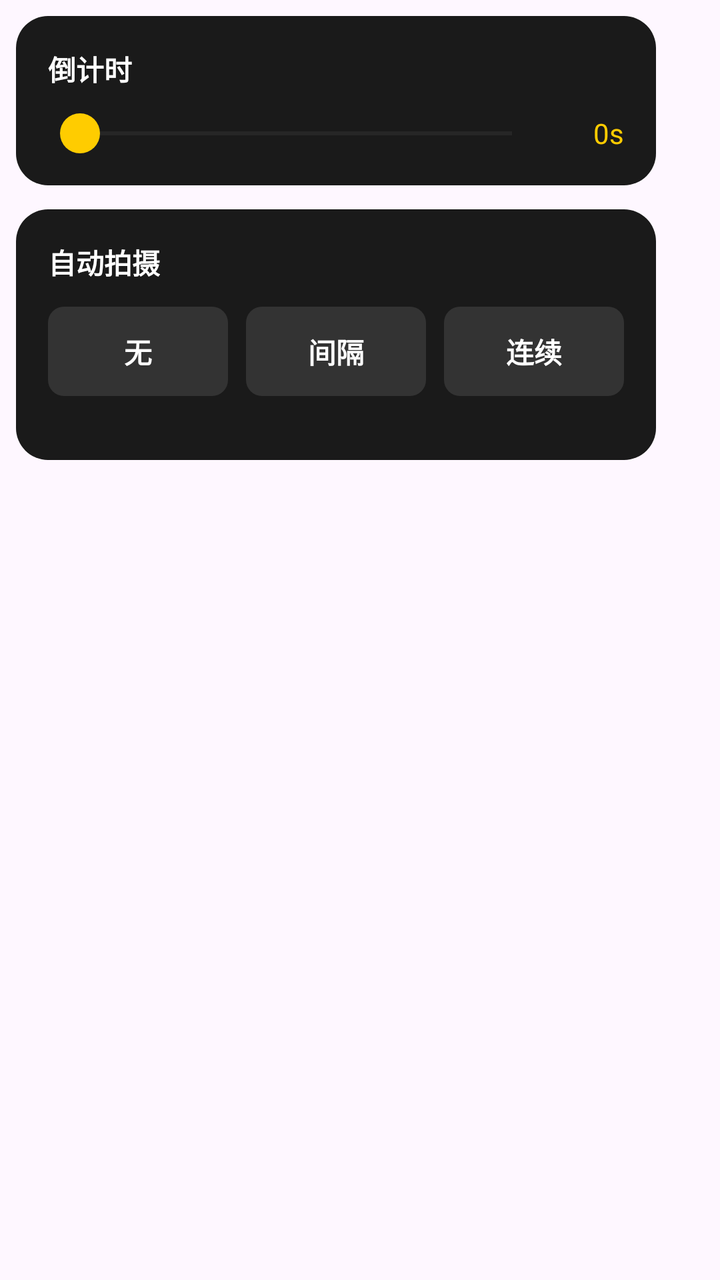
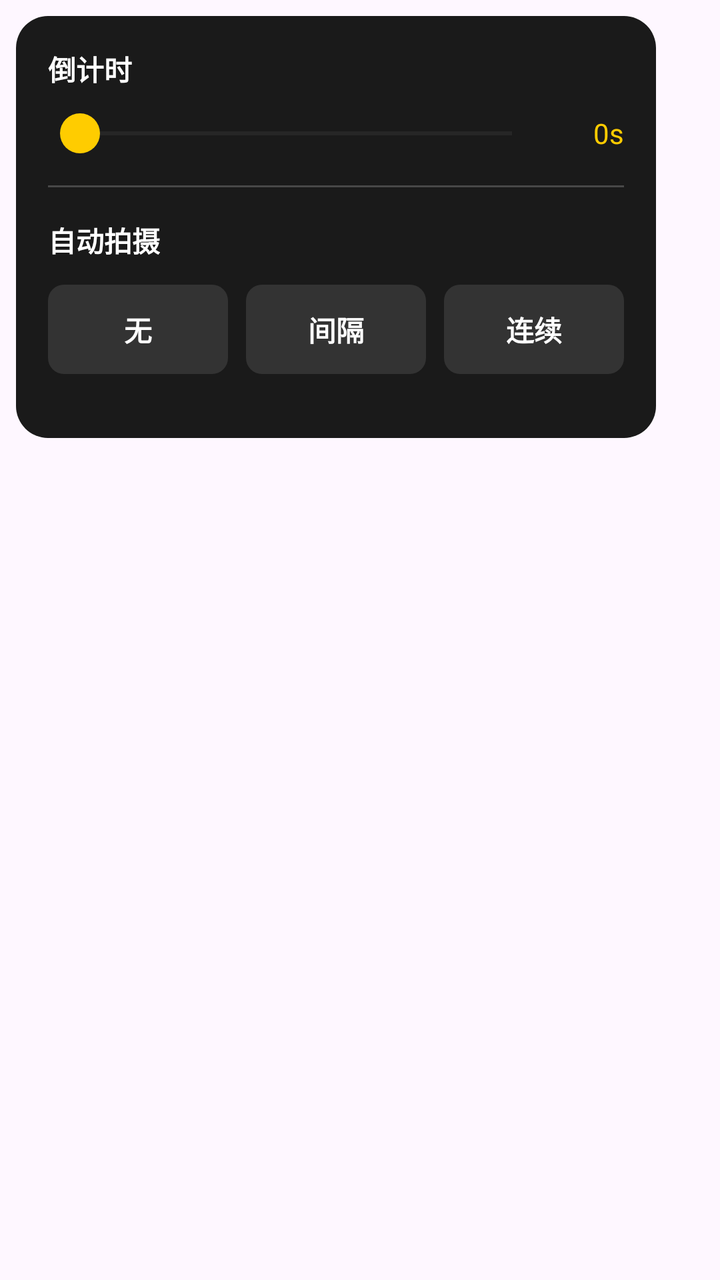

The first picture is an Android layout as it rendered before a commit; the second is the same layout after the commit. The layout source and the unified diff follow.
<!-- AndroidManifest.xml: application theme Theme.WCam -->
<!-- res/layout/layout_timer_panel.xml -->
<?xml version="1.0" encoding="utf-8"?>
<LinearLayout xmlns:android="http://schemas.android.com/apk/res/android"
    android:layout_width="wrap_content"
    android:layout_height="wrap_content"
    android:orientation="vertical"
    android:padding="8dp">

    
    <LinearLayout
        android:layout_width="320dp"
        android:layout_height="wrap_content"
        android:background="@drawable/bg_timer_card"
        android:orientation="vertical"
        android:padding="16dp"
        android:layout_marginBottom="12dp">

        <TextView
            android:layout_width="wrap_content"
            android:layout_height="wrap_content"
            android:text="倒计时"
            android:textColor="#FFFFFF"
            android:textSize="14sp"
            android:textStyle="bold"
            android:layout_marginBottom="12dp" />

        <LinearLayout
            android:layout_width="match_parent"
            android:layout_height="wrap_content"
            android:orientation="horizontal"
            android:gravity="center_vertical">
            <SeekBar
                android:id="@+id/seekbar_countdown"
                android:layout_width="0dp"
                android:layout_height="wrap_content"
                android:layout_weight="1"
                android:max="100"
                android:progress="0"
                android:splitTrack="false"
                android:thumb="@drawable/ic_timer_thumb"
                android:progressTint="#FFCC00"
                android:progressBackgroundTint="#33FFFFFF" />
            <TextView
                android:id="@+id/tv_countdown_val"
                android:layout_width="wrap_content"
                android:layout_height="wrap_content"
                android:text="0s"
                android:textColor="#FFCC00"
                android:textSize="14sp"
                android:minWidth="40dp"
                android:gravity="end" />
        </LinearLayout>
    </LinearLayout>

    
    <LinearLayout
        android:layout_width="320dp"
        android:layout_height="wrap_content"
        android:background="@drawable/bg_timer_card"
        android:orientation="vertical"
        android:padding="16dp">

        <TextView
            android:layout_width="wrap_content"
            android:layout_height="wrap_content"
            android:text="自动拍摄"
            android:textColor="#FFFFFF"
            android:textSize="14sp"
            android:textStyle="bold"
            android:layout_marginBottom="12dp" />

        <LinearLayout
            android:layout_width="match_parent"
            android:layout_height="wrap_content"
            android:orientation="horizontal"
            android:layout_marginBottom="16dp">
            <TextView
                android:id="@+id/seg_auto_none"
                android:layout_width="0dp"
                android:layout_height="wrap_content"
                android:layout_weight="1"
                android:background="@drawable/sl_settings_chip"
                android:text="无"
                android:textColor="@color/sl_settings_chip_text"
                android:gravity="center"
                android:paddingVertical="12dp"
                android:layout_marginEnd="6dp"
                android:clickable="true"
                android:textSize="14sp"
                android:textStyle="bold" />
            <TextView
                android:id="@+id/seg_auto_interval"
                android:layout_width="0dp"
                android:layout_height="wrap_content"
                android:layout_weight="1"
                android:background="@drawable/sl_settings_chip"
                android:text="间隔"
                android:textColor="@color/sl_settings_chip_text"
                android:gravity="center"
                android:paddingVertical="12dp"
                android:layout_marginHorizontal="3dp"
                android:clickable="true"
                android:textSize="14sp"
                android:textStyle="bold" />
            <TextView
                android:id="@+id/seg_auto_continuous"
                android:layout_width="0dp"
                android:layout_height="wrap_content"
                android:layout_weight="1"
                android:background="@drawable/sl_settings_chip"
                android:text="连续"
                android:textColor="@color/sl_settings_chip_text"
                android:gravity="center"
                android:paddingVertical="12dp"
                android:layout_marginStart="6dp"
                android:clickable="true"
                android:textSize="14sp"
                android:textStyle="bold" />
        </LinearLayout>

        
        <LinearLayout
            android:id="@+id/panel_auto_interval"
            android:layout_width="match_parent"
            android:layout_height="wrap_content"
            android:background="@drawable/bg_timer_panel_item"
            android:padding="12dp"
            android:gravity="center_vertical"
            android:orientation="horizontal"
            android:visibility="gone">
            <TextView android:layout_width="wrap_content" android:layout_height="wrap_content" android:text="间隔拍" android:textColor="#FFFFFF" android:textSize="14sp" />
            <EditText
                android:id="@+id/et_interval_sec"
                android:layout_width="0dp"
                android:layout_height="wrap_content"
                android:layout_weight="1"
                android:background="@null"
                android:inputType="number"
                android:gravity="center"
                android:text="5"
                android:textColor="#FFFFFF"
                android:textSize="14sp" />
            <TextView android:layout_width="wrap_content" android:layout_height="wrap_content" android:text="s / 持续" android:textColor="#FFFFFF" android:textSize="14sp" />
            <EditText
                android:id="@+id/et_interval_duration"
                android:layout_width="0dp"
                android:layout_height="wrap_content"
                android:layout_weight="1"
                android:background="@null"
                android:inputType="number"
                android:gravity="center"
                android:text="60"
                android:textColor="#FFFFFF"
                android:textSize="14sp" />
            <TextView android:layout_width="wrap_content" android:layout_height="wrap_content" android:text="s" android:textColor="#FFFFFF" android:textSize="14sp" />
        </LinearLayout>

        
        <LinearLayout
            android:id="@+id/panel_auto_continuous"
            android:layout_width="match_parent"
            android:layout_height="wrap_content"
            android:background="@drawable/bg_timer_panel_item"
            android:padding="12dp"
            android:gravity="center_vertical"
            android:orientation="horizontal"
            android:visibility="gone">
            <TextView
                android:layout_width="wrap_content"
                android:layout_height="wrap_content"
                android:text="连续拍"
                android:textColor="#FFFFFF"
                android:textSize="14sp"
                android:textStyle="bold" />
            <EditText
                android:id="@+id/et_continuous_count"
                android:layout_width="0dp"
                android:layout_height="wrap_content"
                android:layout_weight="1"
                android:background="@null"
                android:inputType="number"
                android:gravity="center"
                android:text="10"
                android:textColor="#FFFFFF"
                android:textSize="16sp" />
            <TextView
                android:layout_width="wrap_content"
                android:layout_height="wrap_content"
                android:text="张"
                android:textColor="#FFFFFF"
                android:textSize="14sp"
                android:textStyle="bold" />
        </LinearLayout>
    </LinearLayout>

</LinearLayout>
<!-- resources referenced by this layout -->
<resources>
  <!-- drawable bg_timer_card (drawable) -->
  <?xml version="1.0" encoding="utf-8"?>
  <shape xmlns:android="http://schemas.android.com/apk/res/android">
      <solid android:color="#1A1A1A" />
      <corners android:radius="16dp" />
  </shape>
  <!-- drawable bg_timer_panel_item (drawable) -->
  <?xml version="1.0" encoding="utf-8"?>
  <shape xmlns:android="http://schemas.android.com/apk/res/android">
      <solid android:color="#2A2A2A" />
      <corners android:radius="8dp" />
  </shape>
  <!-- drawable ic_timer_thumb (drawable) -->
  <?xml version="1.0" encoding="utf-8"?>
  <shape xmlns:android="http://schemas.android.com/apk/res/android"
      android:shape="oval">
      <solid android:color="#FFCC00" />
      <size android:width="20dp" android:height="20dp" />
  </shape>
  <!-- drawable sl_settings_chip (drawable) -->
  <?xml version="1.0" encoding="utf-8"?>
  <selector xmlns:android="http://schemas.android.com/apk/res/android">
      <item android:drawable="@drawable/bg_settings_chip_selected" android:state_selected="true" />
      <item android:drawable="@drawable/bg_settings_chip_unselected" />
  </selector>
  <style name="Theme.WCam" parent="Base.Theme.WCam" />
  <!-- drawable bg_settings_chip_selected (drawable) -->
  <?xml version="1.0" encoding="utf-8"?>
  <shape xmlns:android="http://schemas.android.com/apk/res/android">
      <solid android:color="@color/settings_primary" />
      <corners android:radius="8dp" />
  </shape>
  <!-- drawable bg_settings_chip_unselected (drawable) -->
  <?xml version="1.0" encoding="utf-8"?>
  <shape xmlns:android="http://schemas.android.com/apk/res/android">
      <solid android:color="@color/settings_unselected_bg" />
      <corners android:radius="8dp" />
  </shape>
  <style name="Base.Theme.WCam" parent="Theme.Material3.DayNight.NoActionBar">
          
          
      </style>
  <color name="settings_primary">#F5CE40</color>
  <color name="settings_unselected_bg">#333333</color>
</resources>

<!-- the commit's change to res/layout/layout_timer_panel.xml (unified diff, before → after) -->
@@ -5,15 +5,14 @@
     android:orientation="vertical"
     android:padding="8dp">
 
-    
     <LinearLayout
         android:layout_width="320dp"
         android:layout_height="wrap_content"
         android:background="@drawable/bg_timer_card"
         android:orientation="vertical"
-        android:padding="16dp"
-        android:layout_marginBottom="12dp">
+        android:padding="16dp">
 
+        
         <TextView
             android:layout_width="wrap_content"
             android:layout_height="wrap_content"
@@ -49,16 +48,16 @@
                 android:minWidth="40dp"
                 android:gravity="end" />
         </LinearLayout>
-    </LinearLayout>
 
-    
-    <LinearLayout
-        android:layout_width="320dp"
-        android:layout_height="wrap_content"
-        android:background="@drawable/bg_timer_card"
-        android:orientation="vertical"
-        android:padding="16dp">
+        
+        <View
+            android:layout_width="match_parent"
+            android:layout_height="1dp"
+            android:background="#33FFFFFF"
+            android:layout_marginTop="16dp"
+            android:layout_marginBottom="16dp" />
 
+        
         <TextView
             android:layout_width="wrap_content"
             android:layout_height="wrap_content"
@@ -191,5 +190,4 @@
                 android:textStyle="bold" />
         </LinearLayout>
     </LinearLayout>
-
 </LinearLayout>
